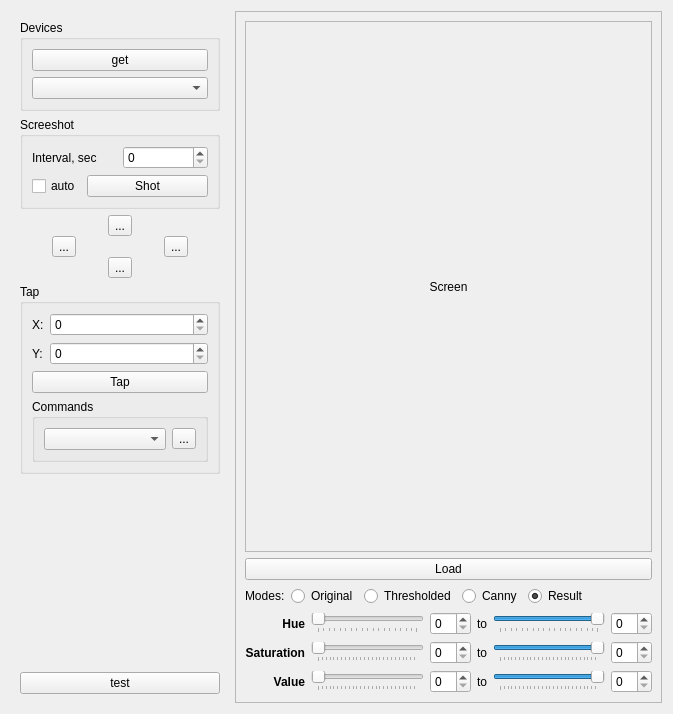
This is Qt/mega_git_tests/Test_ADB/src/test_adb_mainbox/src/ui/test_adb_mainbox.ui in RinatB2017/mega_GIT as Qt 5 draws it before an edit. The edited form follows.
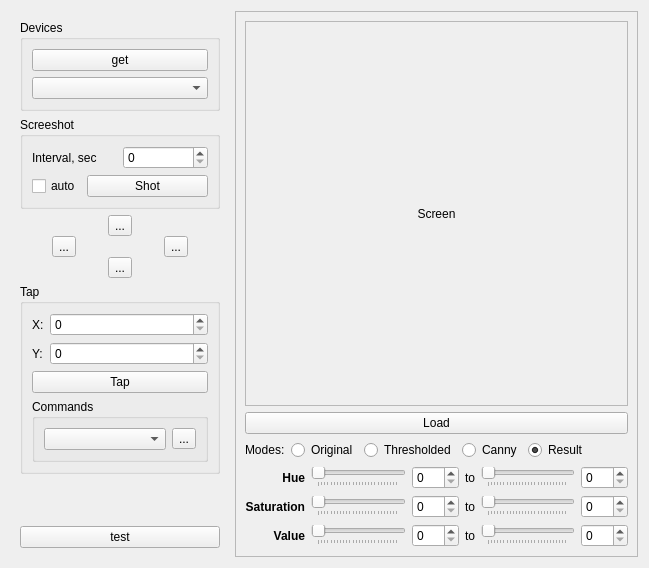
This is the edited form. Icons and pictures are not drawn. Custom widgets are drawn as their Qt base class.

Diff of the .ui file:
```diff
--- a/Qt/mega_git_tests/Test_ADB/src/test_adb_mainbox/src/ui/test_adb_mainbox.ui
+++ b/Qt/mega_git_tests/Test_ADB/src/test_adb_mainbox/src/ui/test_adb_mainbox.ui
@@ -2,14 +2,6 @@
 <ui version="4.0">
  <class>MainBox</class>
  <widget class="QWidget" name="MainBox">
-  <property name="geometry">
-   <rect>
-    <x>0</x>
-    <y>0</y>
-    <width>673</width>
-    <height>714</height>
-   </rect>
-  </property>
   <property name="windowTitle">
    <string>Dialog</string>
   </property>
@@ -272,8 +264,8 @@
           <rect>
            <x>0</x>
            <y>0</y>
-           <width>417</width>
-           <height>510</height>
+           <width>416</width>
+           <height>463</height>
           </rect>
          </property>
          <layout class="QVBoxLayout" name="verticalLayout_2">
@@ -395,9 +387,6 @@
           <property name="maximum">
            <number>255</number>
           </property>
-          <property name="value">
-           <number>255</number>
-          </property>
           <property name="orientation">
            <enum>Qt::Horizontal</enum>
           </property>
@@ -414,7 +403,11 @@
          </widget>
         </item>
         <item row="1" column="2">
-         <widget class="QSpinBox" name="spSaturationFrom"/>
+         <widget class="QSpinBox" name="spSaturationFrom">
+          <property name="maximum">
+           <number>255</number>
+          </property>
+         </widget>
         </item>
         <item row="1" column="3">
          <widget class="QLabel" name="label_7">
@@ -424,16 +417,17 @@
          </widget>
         </item>
         <item row="2" column="5">
-         <widget class="QSpinBox" name="spValueTo"/>
+         <widget class="QSpinBox" name="spValueTo">
+          <property name="maximum">
+           <number>255</number>
+          </property>
+         </widget>
         </item>
         <item row="2" column="4">
          <widget class="QSlider" name="slValueTo">
           <property name="maximum">
            <number>255</number>
           </property>
-          <property name="value">
-           <number>255</number>
-          </property>
           <property name="orientation">
            <enum>Qt::Horizontal</enum>
           </property>
@@ -443,10 +437,18 @@
          </widget>
         </item>
         <item row="0" column="2">
-         <widget class="QSpinBox" name="spHueFrom"/>
+         <widget class="QSpinBox" name="spHueFrom">
+          <property name="maximum">
+           <number>255</number>
+          </property>
+         </widget>
         </item>
         <item row="2" column="2">
-         <widget class="QSpinBox" name="spValueFrom"/>
+         <widget class="QSpinBox" name="spValueFrom">
+          <property name="maximum">
+           <number>255</number>
+          </property>
+         </widget>
         </item>
         <item row="1" column="1">
          <widget class="QSlider" name="slSaturationFrom">
@@ -462,7 +464,11 @@
          </widget>
         </item>
         <item row="1" column="5">
-         <widget class="QSpinBox" name="spSaturationTo"/>
+         <widget class="QSpinBox" name="spSaturationTo">
+          <property name="maximum">
+           <number>255</number>
+          </property>
+         </widget>
         </item>
         <item row="1" column="0">
          <widget class="QLabel" name="label_4">
@@ -497,7 +503,11 @@
          </widget>
         </item>
         <item row="0" column="5">
-         <widget class="QSpinBox" name="spHueTo"/>
+         <widget class="QSpinBox" name="spHueTo">
+          <property name="maximum">
+           <number>255</number>
+          </property>
+         </widget>
         </item>
         <item row="2" column="3">
          <widget class="QLabel" name="label_9">
@@ -509,7 +519,7 @@
         <item row="0" column="1">
          <widget class="QSlider" name="slHueFrom">
           <property name="maximum">
-           <number>179</number>
+           <number>255</number>
           </property>
           <property name="orientation">
            <enum>Qt::Horizontal</enum>
@@ -522,10 +532,7 @@
         <item row="0" column="4">
          <widget class="QSlider" name="slHueTo">
           <property name="maximum">
-           <number>179</number>
-          </property>
-          <property name="value">
-           <number>179</number>
+           <number>255</number>
           </property>
           <property name="orientation">
            <enum>Qt::Horizontal</enum>
```
